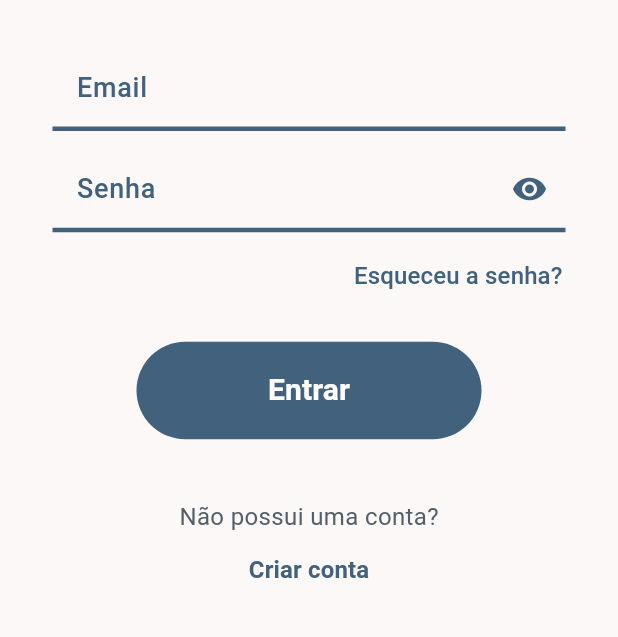
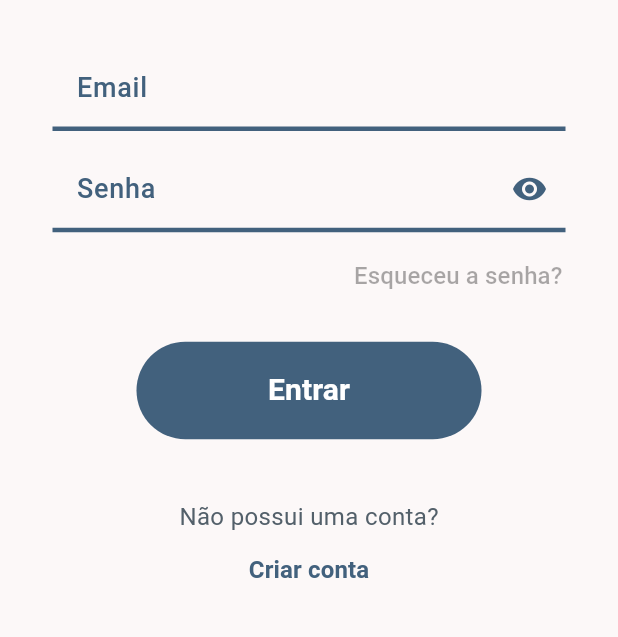
Before and after one commit to Danielsalesds/Sistema-de-Reservas-de-Quadra-Esportivas, a Flutter app: the screen it shows after launch, on a phone screen of 412 x 824 dp, the part 457-1094 px from its top. Run offline on Flutter 3.47's test engine with Material 3 defaults, Android fonts, the phone set to English and light mode, and no system bars; our stand-ins replace firebase_auth, firebase_core, google_fonts; accounts and stored records are empty.

Commit message:
Adicionado firebase authentication, implementação de login e register e atualização de widgets.

```diff
--- /dev/null
+++ b/lib/core/ConfigureProviders.dart
@@ -0,0 +1,15 @@
+import 'package:provider/provider.dart';
+import 'package:provider/single_child_widget.dart';
+
+import '../services/AuthService.dart';
+
+class ConfigureProviders{
+  final List<SingleChildWidget> providers;
+  ConfigureProviders({required this.providers});
+  static Future<ConfigureProviders> createDependencyTree() async {
+    final authService = AuthService();
+    return ConfigureProviders(providers: [
+      Provider<AuthService>.value(value: authService),
+    ]);
+  }
+}
--- a/lib/main.dart
+++ b/lib/main.dart
@@ -1,21 +1,37 @@
+import 'package:clube/firebase_options.dart';
 import 'package:clube/theme/theme.dart';
+import 'package:clube/ui/pages/AuthChecker.dart';
 import 'package:clube/ui/pages/LoginPage.dart';
+import 'package:firebase_auth/firebase_auth.dart';
+import 'package:firebase_core/firebase_core.dart';
 import 'package:flutter/material.dart';
+import 'package:provider/provider.dart';
 
-void main() {
-  runApp(const MyApp());
+import 'core/ConfigureProviders.dart';
+
+Future<void> main() async {
+  WidgetsFlutterBinding.ensureInitialized();
+  await Firebase.initializeApp(
+    options: DefaultFirebaseOptions.currentPlatform,
+  );
+  FirebaseAuth.instance.setLanguageCode("pt");
+  final data = await ConfigureProviders.createDependencyTree();
+  runApp(MyApp(data: data));
 }
 
 class MyApp extends StatelessWidget {
-  const MyApp({super.key});
-
+  const MyApp({super.key, required this.data});
+  final ConfigureProviders data;
   @override
   Widget build(BuildContext context) {
-    return MaterialApp(
+    return MultiProvider(
+    providers: data.providers,
+    child:MaterialApp(
       debugShowCheckedModeBanner: false,
       title: 'Clube',
-      theme: MaterialTheme(TextTheme()).light(),
-      home: LoginPage(),
+      theme: const MaterialTheme(TextTheme()).light(),
+      home: AuthChecker(),
+    )
     );
   }
 }
--- a/lib/ui/pages/AuthChecker.dart
+++ b/lib/ui/pages/AuthChecker.dart
@@ -1,11 +1,22 @@
+import 'package:clube/ui/pages/HomeAdmin.dart';
+import 'package:clube/ui/pages/home_membro.dart';
+import 'package:firebase_auth/firebase_auth.dart';
 import 'package:flutter/cupertino.dart';
 import 'package:flutter/material.dart';
 
+import 'LoginOrRegisterPage.dart';
+
 class AuthChecker extends StatelessWidget{
-  @override
-  Widget build(BuildContext context) {
-    return Scaffold(
+  const AuthChecker({super.key});
 
-    );
-  }
+    @override
+    Widget build(BuildContext context) {
+      return Scaffold(
+        body: StreamBuilder(
+          stream: FirebaseAuth.instance.authStateChanges(),
+          builder: (context, snapshot) =>
+          snapshot.hasData ?  HomeAdmin() : const LoginOrRegisterPage(),
+        ),
+      );
+    }
 }
--- /dev/null
+++ b/lib/ui/pages/LoginOrRegisterPage.dart
@@ -0,0 +1,32 @@
+import 'package:flutter/cupertino.dart';
+import 'LoginPage.dart';
+import 'RegisterPage.dart';
+
+
+class LoginOrRegisterPage extends StatefulWidget{
+  const LoginOrRegisterPage({super.key});
+
+  @override
+  State<StatefulWidget> createState() => LoginOrRegisterPageState();
+
+}
+
+class LoginOrRegisterPageState extends State<LoginOrRegisterPage> {
+  bool shouldShowLoginPage = true;
+
+  void togglePages() {
+    setState(() {
+      shouldShowLoginPage = !shouldShowLoginPage;
+    });
+  }
+  @override
+  Widget build(BuildContext context) {
+    return shouldShowLoginPage
+        ? LoginPage(
+      onTap: togglePages,
+    )
+        : RegisterPage(
+      onTap: togglePages,
+    );
+  }
+}
--- a/lib/ui/pages/LoginPage.dart
+++ b/lib/ui/pages/LoginPage.dart
@@ -1,20 +1,35 @@
+import 'package:clube/services/AuthService.dart';
 import 'package:clube/ui/pages/HomeAdmin.dart';
 import 'package:clube/ui/widgets/CustomButton.dart';
 import 'package:clube/ui/widgets/CustomPasswordFormField.dart';
 import 'package:clube/ui/widgets/CustomTextFormField.dart';
 import 'package:flutter/cupertino.dart';
 import 'package:flutter/material.dart';
+import 'package:provider/provider.dart';
 
 import 'RegisterPage.dart';
 
 class LoginPage extends StatefulWidget{
+  const LoginPage({super.key, this.onTap});
+  final void Function()? onTap;
+
   @override
   State<StatefulWidget> createState() => LoginPageState();
 
 }
 class LoginPageState extends State<LoginPage>{
-  void notNull(){
-    print("NotNull!");
+  final emailTextController = TextEditingController();
+  final senhaTextController = TextEditingController();
+
+  void signIn() async{
+    final auth = Provider.of<AuthService>(context, listen: false);
+    try{
+      await auth.signIn(emailTextController.value.text, senhaTextController.value.text);
+    }catch(e){
+      ScaffoldMessenger.of(context).showSnackBar(
+          SnackBar(content: Text(e.toString()))
+      );
+    }
   }
   @override
   Widget build(BuildContext context) {
@@ -41,30 +56,28 @@ class LoginPageState extends State<LoginPage>{
             ),
           ),
           const SizedBox(height: 30,),
-          const Row(
+          Row(
             children: [
-              Expanded(child: CustomTextFormField(label: "Email"),),
+              Expanded(child: CustomTextFormField(label: "Email", controller: emailTextController,),),
             ],
           ),
           const SizedBox(height: 10,),
-          const Row(
+          Row(
             children: [
-              Expanded(child: CustomPasswordFormField(labelText: "Senha"),),
+              Expanded(child: CustomPasswordFormField(labelText: "Senha", controller: senhaTextController,),),
             ],
           ),
           const SizedBox(height: 5,),
-          Padding(padding: const EdgeInsets.only(right: 25),
+          const Padding(padding: EdgeInsets.only(right: 25),
             child:  Align(
               alignment: Alignment.centerRight,
               child: TextButton(
-                  onPressed: notNull,
+                  onPressed: null,
                   child: Text("Esqueceu a senha?", style: TextStyle(fontSize: 16,),),),
             ),
           ),
           const SizedBox(height: 10,),
-          CustomButton(height: 85, width: 250, text: "Entrar", onclick: (){
-            Navigator.push(context, MaterialPageRoute(builder:(context)=> HomeAdmin()));
-          },),
+          CustomButton(height: 85, width: 250, text: "Entrar", onclick: signIn),
           const SizedBox(height: 30,),
           Text("Não possui uma conta?",
             style: TextStyle(
@@ -74,10 +87,7 @@ class LoginPageState extends State<LoginPage>{
           ),
           Align(
             child:TextButton(
-              onPressed: (){
-              Navigator.push(context,
-              MaterialPageRoute(builder: (context)=> RegisterPage()));
-              },
+              onPressed: widget.onTap,
               child: Text("Criar conta",
                 style: TextStyle(
                   fontSize: 16,
--- a/pubspec.yaml
+++ b/pubspec.yaml
@@ -39,6 +39,8 @@ dependencies:
   provider: ^6.1.4
   flutter_launcher_icons: ^0.14.3
   flutter_native_splash: ^2.4.4
+  firebase_core: ^3.13.0
+  firebase_auth: ^5.5.2
 
 dev_dependencies:
   flutter_test:
```
Also changed, not shown: lib/services/AuthService.dart (added, +45 -0 lines), lib/ui/pages/HomeAdmin.dart (+4 -74 lines), lib/ui/pages/RegisterPage.dart (+32 -13 lines), lib/ui/widgets/CustomAppBar.dart (added, +45 -0 lines), lib/ui/widgets/CustomBottomBar.dart (added, +70 -0 lines), firebase.json (added), lib/firebase_options.dart (added), pubspec.lock, 4 other files.
